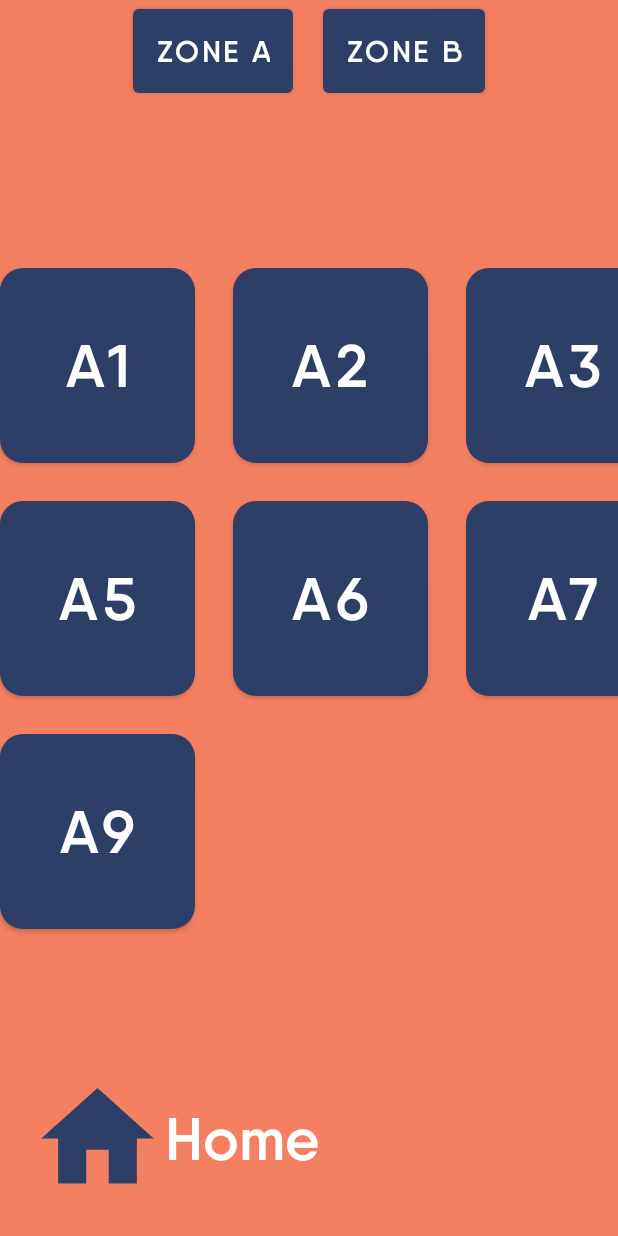
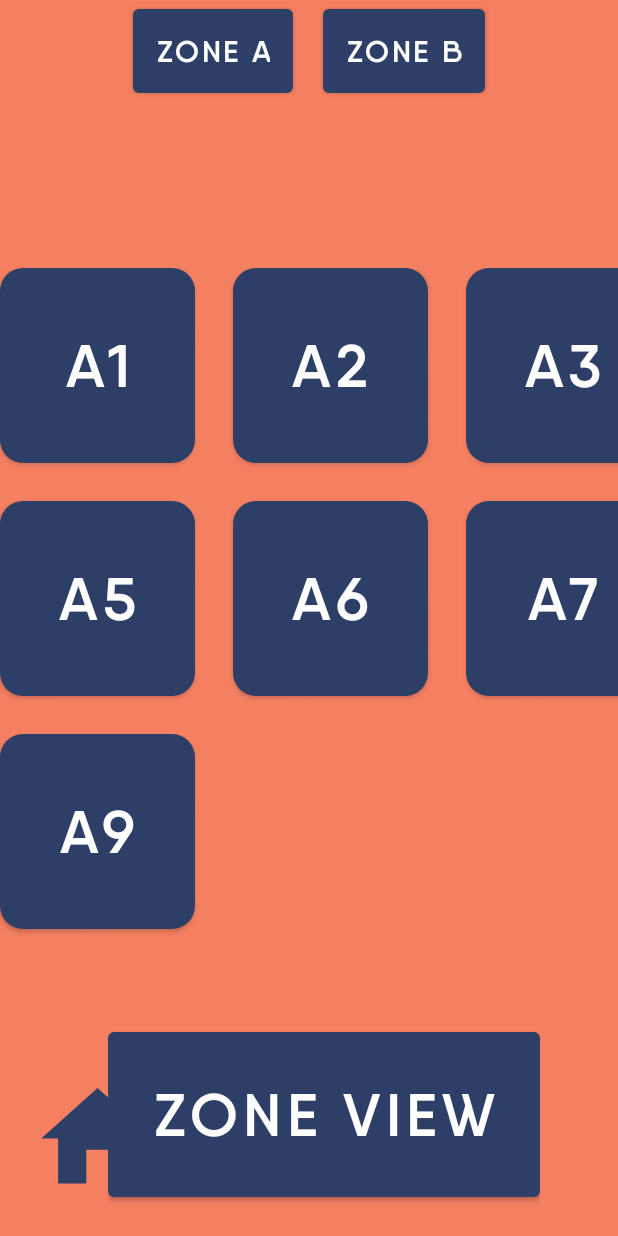
Before and after one commit to hybrid87sg/temiApp, an Android app: the MapActivity screen opened directly, with no data from a screen before it, after a tap on an icon or button, on a phone screen of 412 x 824 dp. Run offline under Robolectric (Android 15) with nearby library versions, the phone set to English and light mode, and no system bars.

Commit message:
TemiUI 290121 1552

```diff
--- a/app/src/main/java/com/hybrid/temiui/MapActivity.kt
+++ b/app/src/main/java/com/hybrid/temiui/MapActivity.kt
@@ -45,7 +45,6 @@ class MapActivity : AppCompatActivity(R.layout.activity_map) {
         }
 
         binding.zoneA.setOnClickListener {
-            Toast.makeText(this, "Zone A", Toast.LENGTH_LONG).show()
             supportFragmentManager.beginTransaction().apply {
                 replace(R.id.flFragment, fragmentZone)
                 commit()
--- a/app/src/main/res/layout/fragment_zone.xml
+++ b/app/src/main/res/layout/fragment_zone.xml
@@ -263,6 +263,7 @@
         android:layout_marginStart="20dp"
         android:layout_marginBottom="20dp"
         android:orientation="horizontal"
+        android:gravity="bottom|start"
         app:layout_constraintBottom_toBottomOf="parent"
         app:layout_constraintStart_toStartOf="parent">
 
@@ -287,4 +288,26 @@
 
     </LinearLayout>
 
+    <LinearLayout
+        android:layout_width="wrap_content"
+        android:layout_height="wrap_content"
+        android:layout_marginStart="20dp"
+        android:layout_marginBottom="20dp"
+        android:orientation="horizontal"
+        android:gravity="bottom|center"
+        app:layout_constraintEnd_toEndOf="parent"
+        app:layout_constraintBottom_toBottomOf="parent"
+        app:layout_constraintStart_toStartOf="parent">
+
+        <Button
+            android:id="@+id/zoneBtnMenu"
+            android:layout_width="wrap_content"
+            android:layout_height="wrap_content"
+            android:text="@string/zoneview"
+            android:textSize="40sp"
+            android:fontFamily="@font/qanelas_semibold"
+            android:padding="30dp"/>
+
+    </LinearLayout>
+
 </androidx.constraintlayout.widget.ConstraintLayout>
--- a/app/src/main/res/layout/fragment_zone_a.xml
+++ b/app/src/main/res/layout/fragment_zone_a.xml
@@ -9,6 +9,6 @@
     <TextView
         android:layout_width="match_parent"
         android:layout_height="match_parent"
-        android:text="@string/hello_blank_fragment" />
+        android:text="hello" />
 
 </FrameLayout>
```
